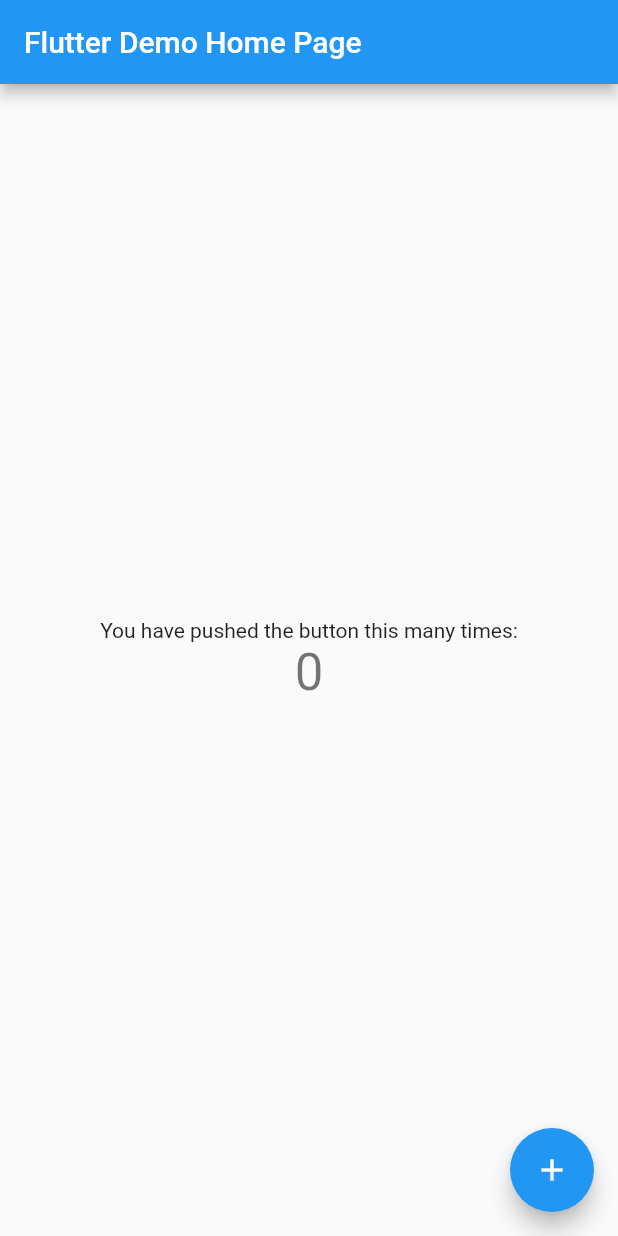
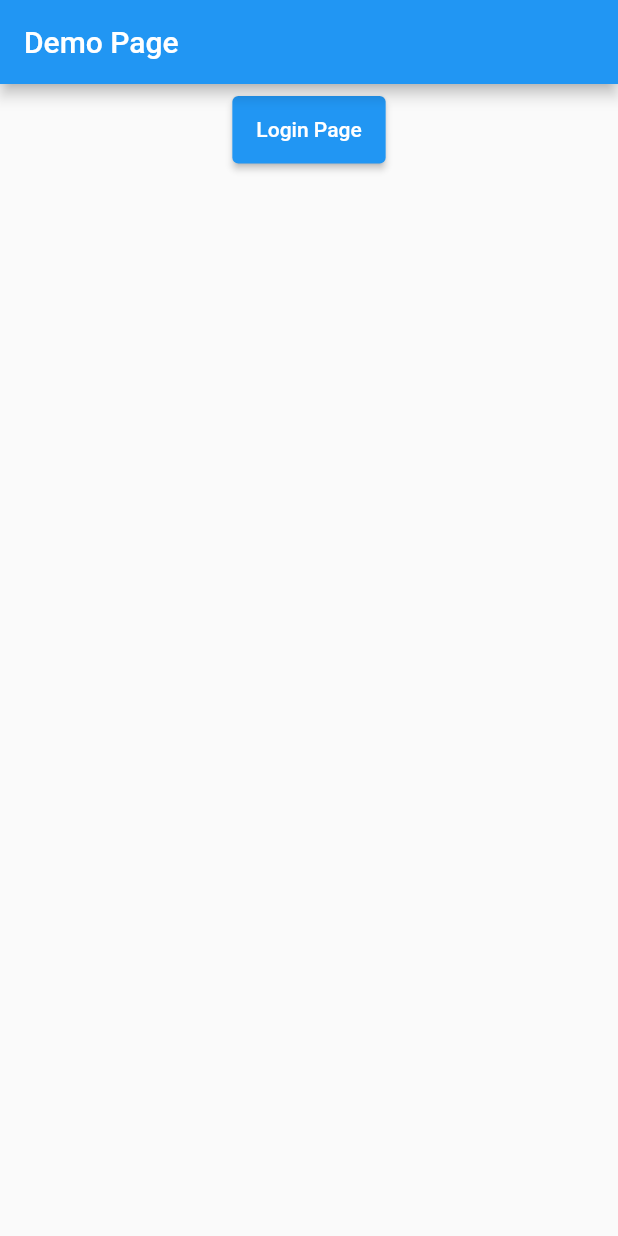
Before and after one commit to emirgzc/fungimobil, a Flutter app: the screen it shows after launch, on a phone screen of 412 x 824 dp. Run offline on Flutter 3.47's test engine with Material 2 defaults, Android fonts, the phone set to English and light mode, and no system bars; our stand-ins replace flutter_screenutil, flutter_svg.

```diff
--- a/lib/main.dart
+++ b/lib/main.dart
@@ -1,4 +1,6 @@
 import 'package:flutter/material.dart';
+import 'package:flutter_screenutil/flutter_screenutil.dart';
+import 'package:fungimobil/routes.dart';
 
 void main() {
   runApp(const MyApp());
@@ -10,106 +12,61 @@ class MyApp extends StatelessWidget {
   // This widget is the root of your application.
   @override
   Widget build(BuildContext context) {
-    return MaterialApp(
-      title: 'Flutter Demo',
-      theme: ThemeData(
-        // This is the theme of your application.
-        //
-        // Try running your application with "flutter run". You'll see the
-        // application has a blue toolbar. Then, without quitting the app, try
-        // changing the primarySwatch below to Colors.green and then invoke
-        // "hot reload" (press "r" in the console where you ran "flutter run",
-        // or simply save your changes to "hot reload" in a Flutter IDE).
-        // Notice that the counter didn't reset back to zero; the application
-        // is not restarted.
-        primarySwatch: Colors.blue,
-      ),
-      home: const MyHomePage(title: 'Flutter Demo Home Page'),
+    return ScreenUtilInit(
+      designSize: const Size(1080, 2280),
+      minTextAdapt: true,
+      splitScreenMode: true,
+      builder: (context, child) {
+        return const MaterialApp(
+          title: 'Flutter Demo',
+          debugShowCheckedModeBanner: false,
+          home: DemoPage(),
+          onGenerateRoute: Routes.onGenerateRoute,
+        );
+      },
     );
   }
 }
 
-class MyHomePage extends StatefulWidget {
-  const MyHomePage({Key? key, required this.title}) : super(key: key);
-
-  // This widget is the home page of your application. It is stateful, meaning
-  // that it has a State object (defined below) that contains fields that affect
-  // how it looks.
-
-  // This class is the configuration for the state. It holds the values (in this
-  // case the title) provided by the parent (in this case the App widget) and
-  // used by the build method of the State. Fields in a Widget subclass are
-  // always marked "final".
-
-  final String title;
-
-  @override
-  State<MyHomePage> createState() => _MyHomePageState();
-}
-
-class _MyHomePageState extends State<MyHomePage> {
-  int _counter = 0;
-
-  void _incrementCounter() {
-    setState(() {
-      // This call to setState tells the Flutter framework that something has
-      // changed in this State, which causes it to rerun the build method below
-      // so that the display can reflect the updated values. If we changed
-      // _counter without calling setState(), then the build method would not be
-      // called again, and so nothing would appear to happen.
-      _counter++;
-    });
-  }
+class DemoPage extends StatelessWidget {
+  const DemoPage({Key? key}) : super(key: key);
 
   @override
   Widget build(BuildContext context) {
-    // This method is rerun every time setState is called, for instance as done
-    // by the _incrementCounter method above.
-    //
-    // The Flutter framework has been optimized to make rerunning build methods
-    // fast, so that you can just rebuild anything that needs updating rather
-    // than having to individually change instances of widgets.
     return Scaffold(
       appBar: AppBar(
-        // Here we take the value from the MyHomePage object that was created by
-        // the App.build method, and use it to set our appbar title.
-        title: Text(widget.title),
+        title: const Text('Demo Page'),
       ),
       body: Center(
-        // Center is a layout widget. It takes a single child and positions it
-        // in the middle of the parent.
         child: Column(
-          // Column is also a layout widget. It takes a list of children and
-          // arranges them vertically. By default, it sizes itself to fit its
-          // children horizontally, and tries to be as tall as its parent.
-          //
-          // Invoke "debug painting" (press "p" in the console, choose the
-          // "Toggle Debug Paint" action from the Flutter Inspector in Android
-          // Studio, or the "Toggle Debug Paint" command in Visual Studio Code)
-          // to see the wireframe for each widget.
-          //
-          // Column has various properties to control how it sizes itself and
-          // how it positions its children. Here we use mainAxisAlignment to
-          // center the children vertically; the main axis here is the vertical
-          // axis because Columns are vertical (the cross axis would be
-          // horizontal).
-          mainAxisAlignment: MainAxisAlignment.center,
-          children: <Widget>[
-            const Text(
-              'You have pushed the button this many times:',
-            ),
-            Text(
-              '$_counter',
-              style: Theme.of(context).textTheme.headline4,
+          mainAxisAlignment: MainAxisAlignment.start,
+          crossAxisAlignment: CrossAxisAlignment.center,
+          children: [
+            buildButton(
+              'Login Page',
+              () {
+                Navigator.pushNamed(context, Routes.loginPage);
+              },
             ),
           ],
         ),
       ),
-      floatingActionButton: FloatingActionButton(
-        onPressed: _incrementCounter,
-        tooltip: 'Increment',
-        child: const Icon(Icons.add),
-      ), // This trailing comma makes auto-formatting nicer for build methods.
+    );
+  }
+
+  Container buildButton(
+    String title,
+    Function() onPressed,
+  ) {
+    return Container(
+      margin: const EdgeInsets.only(bottom: 8, top: 8),
+      height: 45,
+      child: ElevatedButton(
+        child: Text(title),
+        onPressed: () {
+          onPressed();
+        },
+      ),
     );
   }
 }
--- /dev/null
+++ b/lib/routes.dart
@@ -0,0 +1,26 @@
+import 'package:flutter/material.dart';
+import 'package:fungimobil/login_page.dart';
+import 'package:fungimobil/main.dart';
+
+class Routes {
+  static const String root = '/';
+  static const String loginPage = '/loginPage';
+
+  static Route? onGenerateRoute(RouteSettings settings) {
+    late Widget page;
+    switch (settings.name) {
+      case '/':
+        page = const DemoPage();
+        break;
+      case loginPage:
+        page = const LoginPage();
+        break;
+    }
+
+    return MaterialPageRoute(
+      builder: (context) => page,
+      settings: settings,
+      maintainState: false,
+    );
+  }
+}
```
Also changed, not shown: lib/login_page.dart (added, +260 -0 lines), pubspec.yaml (+5 -6 lines), assets/icons/apple.svg (added), assets/icons/facebook.svg (added), assets/icons/google.svg (added), pubspec.lock.
